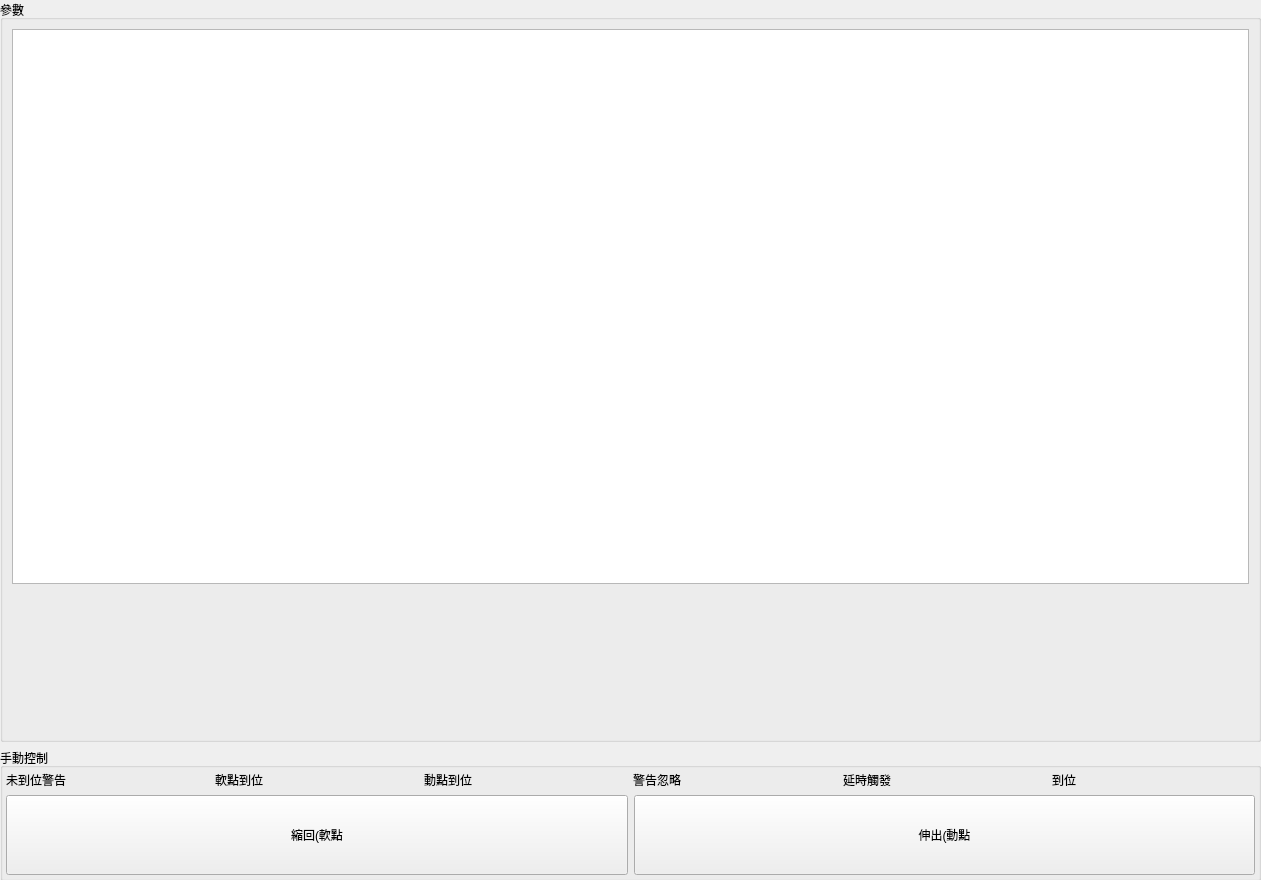
Qt form bank-view/frontcylinderpanel.ui (smandyscom/front-base-widget) before a commit.
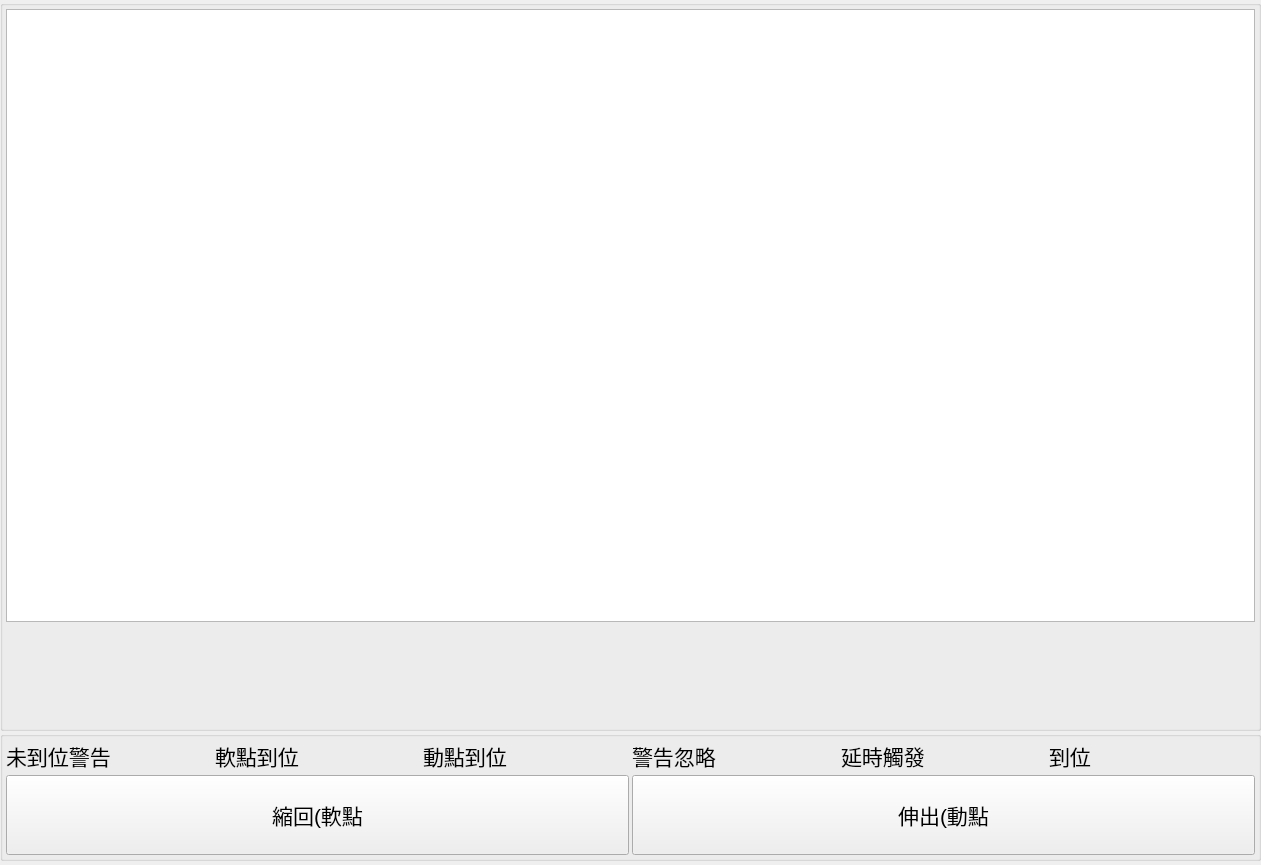
The same form after that commit.

Patch:
```diff
--- a/bank-view/frontcylinderpanel.ui
+++ b/bank-view/frontcylinderpanel.ui
@@ -7,7 +7,7 @@
     <x>0</x>
     <y>0</y>
     <width>1261</width>
-    <height>880</height>
+    <height>865</height>
    </rect>
   </property>
   <property name="maximumSize">
@@ -16,6 +16,11 @@
     <height>910</height>
    </size>
   </property>
+  <property name="font">
+   <font>
+    <pointsize>16</pointsize>
+   </font>
+  </property>
   <property name="windowTitle">
    <string>Form</string>
   </property>
@@ -25,10 +30,13 @@
      <x>0</x>
      <y>0</y>
      <width>1261</width>
-     <height>881</height>
+     <height>861</height>
     </rect>
    </property>
    <layout class="QVBoxLayout" name="verticalLayout_6">
+    <property name="spacing">
+     <number>0</number>
+    </property>
     <item>
      <widget class="QGroupBox" name="groupBoxParameters">
       <property name="minimumSize">
@@ -38,11 +46,29 @@
        </size>
       </property>
       <property name="title">
-       <string>參數</string>
+       <string/>
       </property>
       <layout class="QVBoxLayout" name="verticalLayout_5">
+       <property name="spacing">
+        <number>3</number>
+       </property>
+       <property name="leftMargin">
+        <number>3</number>
+       </property>
+       <property name="topMargin">
+        <number>3</number>
+       </property>
+       <property name="rightMargin">
+        <number>3</number>
+       </property>
+       <property name="bottomMargin">
+        <number>3</number>
+       </property>
        <item>
         <layout class="QVBoxLayout" name="verticalLayout">
+         <property name="spacing">
+          <number>3</number>
+         </property>
          <item>
           <widget class="QTableView" name="tableViewCylinder">
            <property name="minimumSize">
@@ -51,12 +77,21 @@
              <height>150</height>
             </size>
            </property>
+           <property name="font">
+            <font>
+             <family>MS Shell Dlg 2</family>
+             <pointsize>12</pointsize>
+            </font>
+           </property>
+           <attribute name="verticalHeaderVisible">
+            <bool>false</bool>
+           </attribute>
           </widget>
          </item>
          <item>
           <widget class="QWidget" name="widgetFilter" native="true">
            <property name="sizePolicy">
-            <sizepolicy hsizetype="Preferred" vsizetype="Preferred">
+            <sizepolicy hsizetype="Expanding" vsizetype="Expanding">
              <horstretch>0</horstretch>
              <verstretch>0</verstretch>
             </sizepolicy>
@@ -64,13 +99,13 @@
            <property name="minimumSize">
             <size>
              <width>0</width>
-             <height>140</height>
+             <height>100</height>
             </size>
            </property>
            <property name="maximumSize">
             <size>
              <width>16777215</width>
-             <height>200</height>
+             <height>100</height>
             </size>
            </property>
           </widget>
@@ -83,12 +118,18 @@
     </item>
     <item>
      <layout class="QHBoxLayout" name="horizontalLayout_2">
+      <property name="spacing">
+       <number>0</number>
+      </property>
       <item>
        <widget class="QGroupBox" name="groupBoxControl">
         <property name="title">
-         <string>手動控制</string>
+         <string/>
         </property>
         <layout class="QVBoxLayout" name="verticalLayout_4">
+         <property name="spacing">
+          <number>3</number>
+         </property>
          <property name="leftMargin">
           <number>3</number>
          </property>
```
